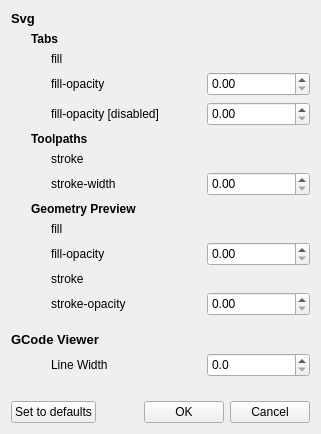
This is settings/settings.ui in xmarduel/pycut as Qt 5 draws it before an edit. The edited form follows.
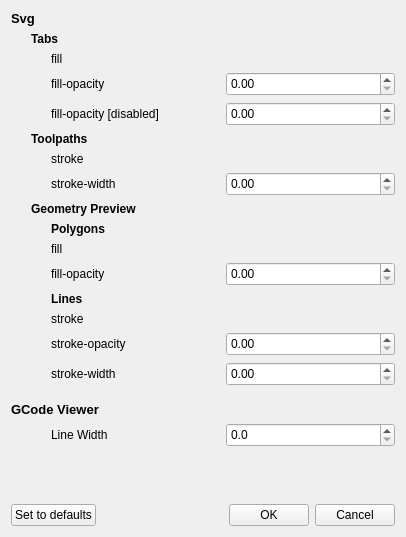
This is the edited form. Custom widgets are drawn as their Qt base class.

The edit to the form file:
```diff
--- a/settings/settings.ui
+++ b/settings/settings.ui
@@ -6,8 +6,8 @@
    <rect>
     <x>0</x>
     <y>0</y>
-    <width>321</width>
-    <height>434</height>
+    <width>406</width>
+    <height>537</height>
    </rect>
   </property>
   <property name="windowTitle">
@@ -150,30 +150,30 @@
      <property name="leftMargin">
       <number>40</number>
      </property>
-     <item row="0" column="0">
-      <widget class="QLabel" name="label_fill">
-       <property name="minimumSize">
-        <size>
-         <width>150</width>
-         <height>0</height>
-        </size>
-       </property>
-       <property name="text">
-        <string>stroke</string>
-       </property>
-      </widget>
-     </item>
-     <item row="0" column="1">
+     <item row="1" column="1">
       <widget class="ColorPicker" name="colorpicker_Toolpath_stroke" native="true"/>
      </item>
-     <item row="1" column="0">
+     <item row="2" column="0">
       <widget class="QLabel" name="label_fill_opacity">
        <property name="text">
         <string>stroke-width</string>
        </property>
       </widget>
      </item>
-     <item row="1" column="1">
+     <item row="1" column="0">
+      <widget class="QLabel" name="label_fill">
+       <property name="minimumSize">
+        <size>
+         <width>150</width>
+         <height>0</height>
+        </size>
+       </property>
+       <property name="text">
+        <string>stroke</string>
+       </property>
+      </widget>
+     </item>
+     <item row="2" column="1">
       <widget class="QDoubleSpinBox" name="doubleSpinBox_Toolpath_stroke_width"/>
      </item>
     </layout>
@@ -202,30 +202,20 @@
      <property name="leftMargin">
       <number>40</number>
      </property>
-     <item row="0" column="0">
-      <widget class="QLabel" name="label_GeometryPreview_fill">
-       <property name="minimumSize">
-        <size>
-         <width>150</width>
-         <height>0</height>
-        </size>
+     <item row="5" column="1">
+      <widget class="QDoubleSpinBox" name="doubleSpinBox_GeometryPreview_stroke_opacity">
+       <property name="decimals">
+        <number>2</number>
        </property>
-       <property name="text">
-        <string>fill</string>
+       <property name="maximum">
+        <double>1.000000000000000</double>
        </property>
-      </widget>
-     </item>
-     <item row="0" column="1">
-      <widget class="ColorPicker" name="colorpicker_GeometryPreview_fill" native="true"/>
-     </item>
-     <item row="1" column="0">
-      <widget class="QLabel" name="label_GeometryPreview_fill_opacity">
-       <property name="text">
-        <string>fill-opacity</string>
+       <property name="singleStep">
+        <double>0.100000000000000</double>
        </property>
       </widget>
      </item>
-     <item row="1" column="1">
+     <item row="2" column="1">
       <widget class="QDoubleSpinBox" name="doubleSpinBox_GeometryPreview_fill_opacity">
        <property name="decimals">
         <number>2</number>
@@ -238,7 +228,22 @@
        </property>
       </widget>
      </item>
-     <item row="2" column="0">
+     <item row="1" column="1">
+      <widget class="ColorPicker" name="colorpicker_GeometryPreview_fill" native="true"/>
+     </item>
+     <item row="0" column="0">
+      <widget class="QLabel" name="label">
+       <property name="font">
+        <font>
+         <bold>true</bold>
+        </font>
+       </property>
+       <property name="text">
+        <string>Polygons</string>
+       </property>
+      </widget>
+     </item>
+     <item row="4" column="0">
       <widget class="QLabel" name="label_GeometryPreview_stroke">
        <property name="minimumSize">
         <size>
@@ -251,29 +256,58 @@
        </property>
       </widget>
      </item>
-     <item row="2" column="1">
-      <widget class="ColorPicker" name="colorpicker_GeometryPreview_stroke" native="true"/>
-     </item>
-     <item row="3" column="0">
+     <item row="5" column="0">
       <widget class="QLabel" name="label_GeometryPreview_stroke_opacity">
        <property name="text">
         <string>stroke-opacity</string>
        </property>
       </widget>
      </item>
-     <item row="3" column="1">
-      <widget class="QDoubleSpinBox" name="doubleSpinBox_GeometryPreview_stroke_opacity">
-       <property name="decimals">
-        <number>2</number>
+     <item row="3" column="0">
+      <widget class="QLabel" name="label_2">
+       <property name="font">
+        <font>
+         <bold>true</bold>
+        </font>
        </property>
-       <property name="maximum">
-        <double>1.000000000000000</double>
+       <property name="text">
+        <string>Lines</string>
        </property>
-       <property name="singleStep">
-        <double>0.100000000000000</double>
+      </widget>
+     </item>
+     <item row="1" column="0">
+      <widget class="QLabel" name="label_GeometryPreview_fill">
+       <property name="minimumSize">
+        <size>
+         <width>150</width>
+         <height>0</height>
+        </size>
        </property>
+       <property name="text">
+        <string>fill</string>
+       </property>
       </widget>
      </item>
+     <item row="2" column="0">
+      <widget class="QLabel" name="label_GeometryPreview_fill_opacity">
+       <property name="text">
+        <string>fill-opacity</string>
+       </property>
+      </widget>
+     </item>
+     <item row="4" column="1">
+      <widget class="ColorPicker" name="colorpicker_GeometryPreview_stroke" native="true"/>
+     </item>
+     <item row="6" column="0">
+      <widget class="QLabel" name="label_GeometryPreview_stroke_width">
+       <property name="text">
+        <string>stroke-width</string>
+       </property>
+      </widget>
+     </item>
+     <item row="6" column="1">
+      <widget class="QDoubleSpinBox" name="doubleSpinBox_GeometryPreview_stroke_width"/>
+     </item>
     </layout>
    </item>
    <item>
```
